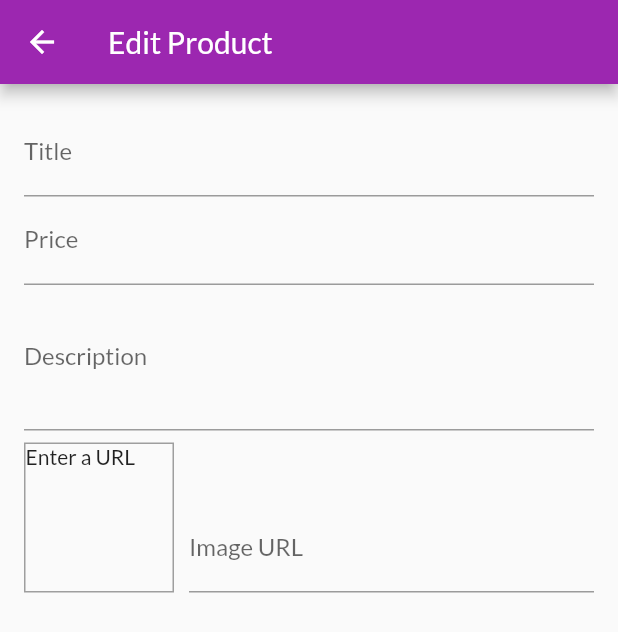
After one commit to Husseinadq/Alpha-stor, a Flutter app: the EditPoductScreen screen opened by its route, on a phone screen of 412 x 824 dp. The commit adds this screen. Shown: the top 632 px of the screen. Run offline on Flutter 3.47's test engine with Material 2 defaults, Android fonts, the phone set to English and light mode, and no system bars; network calls fail.

Commit message:
added edit product screen with form

```diff
--- a/lib/main.dart
+++ b/lib/main.dart
@@ -9,6 +9,7 @@ import './screens/cart_screen.dart';
 import './providers/orders.dart';
 import './screens/orders_screen.dart';
 import './screens/user_product_screen.dart';
+import './screens/edit_product_screen.dart';
 
 void main() {
   runApp(const MyApp());
@@ -38,6 +39,7 @@ class MyApp extends StatelessWidget {
           CartScreen.routeName: (context) => CartScreen(),
           OrdersScreen.routeName:(context) => OrdersScreen(),
           UserProductScreen.routeName:(context) => UserProductScreen(),
+          EditPoductScreen.routeName:(context) => EditPoductScreen(),
         },
       ),
     );
--- /dev/null
+++ b/lib/screens/edit_product_screen.dart
@@ -0,0 +1,109 @@
+import 'package:flutter/material.dart';
+
+class EditPoductScreen extends StatefulWidget {
+  static const routeName = '/edit_product';
+  const EditPoductScreen({super.key});
+
+  @override
+  State<EditPoductScreen> createState() => _EditPoductScreenState();
+}
+
+class _EditPoductScreenState extends State<EditPoductScreen> {
+  final _priceFocusNode = FocusNode();
+  final _descriptionFocusNode = FocusNode();
+  final _imageUrlController = TextEditingController();
+  final _imageUrlFocusNode = FocusNode();
+
+  @override
+  void initState() {
+    _imageUrlFocusNode.addListener(_updateImageUrl);
+    super.initState();
+  }
+
+  @override
+  void dispose() {
+    _imageUrlFocusNode.removeListener(_updateImageUrl);
+    _priceFocusNode.dispose();
+    _descriptionFocusNode.dispose();
+    _imageUrlController.dispose();
+    _imageUrlFocusNode.dispose();
+
+    super.dispose();
+  }
+
+  void _updateImageUrl() {
+    if(!_imageUrlFocusNode.hasFocus){
+      setState(() {
+
+      });
+    }
+  }
+
+  @override
+  Widget build(BuildContext context) {
+    return Scaffold(
+      appBar: AppBar(title: Text('Edit Product')),
+      body: Padding(
+        padding: const EdgeInsets.all(16.0),
+        child: Form(
+            child: ListView(
+          children: [
+            TextFormField(
+              decoration: InputDecoration(label: Text('Title')),
+              textInputAction: TextInputAction.next,
+              onFieldSubmitted: (_) {
+                FocusScope.of(context).requestFocus(_priceFocusNode);
+              },
+            ),
+            TextFormField(
+              decoration: InputDecoration(label: Text('Price')),
+              textInputAction: TextInputAction.next,
+              keyboardType: TextInputType.number,
+              focusNode: _priceFocusNode,
+              onFieldSubmitted: (_) {
+                FocusScope.of(context).requestFocus(_descriptionFocusNode);
+              },
+            ),
+            TextFormField(
+              decoration: InputDecoration(label: Text('Description')),
+              maxLines: 3,
+              keyboardType: TextInputType.multiline,
+              focusNode: _descriptionFocusNode,
+            ),
+            Row(
+              crossAxisAlignment: CrossAxisAlignment.end,
+              children: [
+                Container(
+                  width: 100,
+                  height: 100,
+                  margin: EdgeInsets.only(top: 8, right: 10),
+                  decoration: BoxDecoration(
+                      border: Border.all(width: 1, color: Colors.grey)),
+                  child: Container(
+                    child: _imageUrlController.text.isEmpty
+                        ? Text('Enter a URL')
+                        : FittedBox(
+                            child: Image.network(
+                              _imageUrlController.text,
+                              fit: BoxFit.cover,
+                            ),
+                          ),
+                  ),
+                ),
+                Expanded(
+                  child: TextFormField(
+                    decoration: InputDecoration(label: Text('Image URL')),
+                    keyboardType: TextInputType.url,
+                    textInputAction: TextInputAction.done,
+                    controller: _imageUrlController,
+                    focusNode: _imageUrlFocusNode,
+                  ),
+                )
+              ],
+            ),
+          ],
+        )),
+      ),
+    );
+  }
+}
--- a/lib/screens/user_product_screen.dart
+++ b/lib/screens/user_product_screen.dart
@@ -4,9 +4,10 @@ import 'package:provider/provider.dart';
 import '../providers/products.dart';
 import '../widgets/app_drawer.dart';
 import '../widgets/user_product_item.dart';
+import '../screens/edit_product_screen.dart';
 
 class UserProductScreen extends StatelessWidget {
-  static const routeName = '/user_product';
+  static const routeName = '/user-product';
   const UserProductScreen({super.key});
 
   @override
@@ -15,7 +16,13 @@ class UserProductScreen extends StatelessWidget {
     return Scaffold(
       appBar: AppBar(
         title: const Text('Your Products'),
-        actions: [IconButton(onPressed: () {}, icon: const Icon(Icons.add))],
+        actions: [
+          IconButton(
+              onPressed: () {
+                Navigator.of(context).pushNamed(EditPoductScreen.routeName);
+              },
+              icon: const Icon(Icons.add))
+        ],
       ),
       drawer: AppDrawer(),
       body: Padding(
@@ -26,7 +33,7 @@ class UserProductScreen extends StatelessWidget {
               UserProductItem(
                   title: productsData.items[i].title,
                   imageUrl: productsData.items[i].imageUrl),
-                Divider()
+              Divider()
             ],
           ),
           itemCount: productsData.items.length,
```
